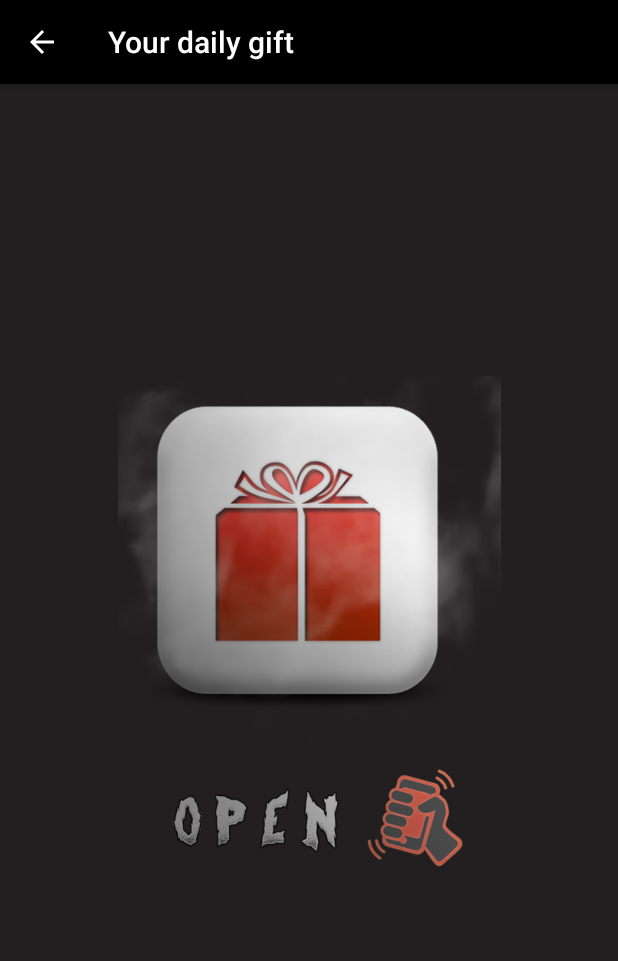
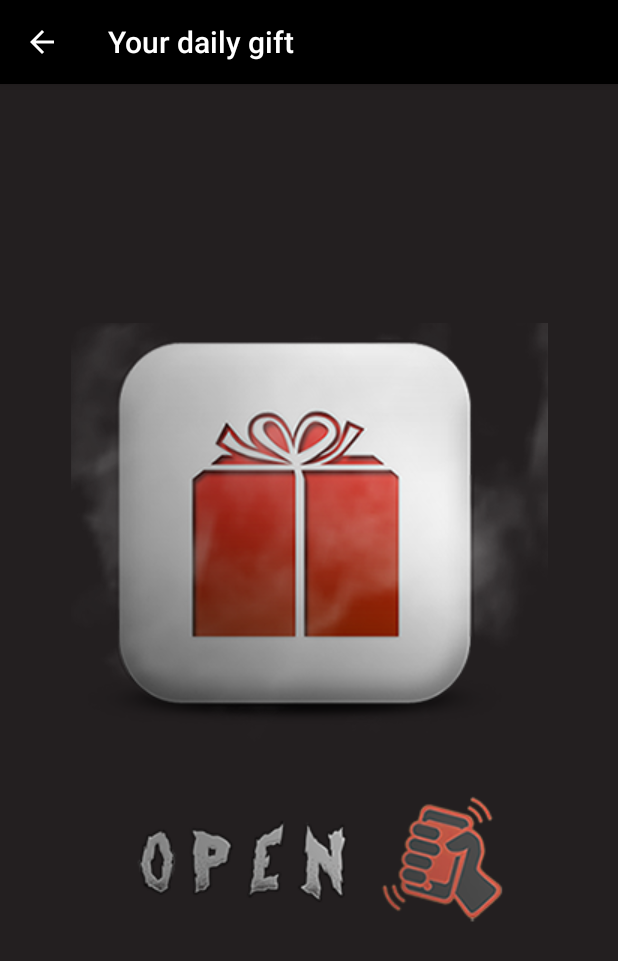
Before and after one commit to bigmonte/NecromancyCompanionApp, an Android app: the RewardActivity screen opened directly, with no data from a screen before it, on a phone screen of 412 x 824 dp. Shown: the top 961 px of the screen. Run offline under Robolectric (Android 15) with nearby library versions, the light colour scheme and no system bars.

Commit message:
opened reward activity added

```diff
--- a/app/src/main/java/com/portalmafia/androidcardgame/MainActivity.java
+++ b/app/src/main/java/com/portalmafia/androidcardgame/MainActivity.java
@@ -238,7 +238,7 @@ public class MainActivity extends Activity {
 
             // set data response to textView
 
-            mResult.setText("status: " + necromancyData.getCoins()+" ok: " + coins);
+           // mResult.setText("status: " + necromancyData.getCoins()+" ok: " + coins);
 
 //            if(progressDialog != null)
 //            {
--- a/app/src/main/java/com/portalmafia/androidcardgame/RewardActivity.java
+++ b/app/src/main/java/com/portalmafia/androidcardgame/RewardActivity.java
@@ -1,15 +1,48 @@
 package com.portalmafia.androidcardgame;
 
+import android.content.Intent;
 import android.support.v7.app.AppCompatActivity;
 import android.os.Bundle;
+import android.view.View;
+import android.widget.Button;
+import android.widget.ImageButton;
+
+import java.util.Objects;
 
 public class RewardActivity extends AppCompatActivity {
+
+    Class[] ActivitiesClass = new Class[1];
+    Intent[] intents = new Intent[1];
+
+    ImageButton openRewardButton;
 
     @Override
     protected void onCreate(Bundle savedInstanceState) {
         super.onCreate(savedInstanceState);
         setContentView(R.layout.activity_reward);
-        getSupportActionBar().setDisplayHomeAsUpEnabled(true);
+        Objects.requireNonNull(getSupportActionBar()).setDisplayHomeAsUpEnabled(true);
 
+        ActivitiesClass[0] = OpenedReward.class;
+
+        openRewardButton = findViewById(R.id.OpenGiftImageButton);
+
+        ButtonActivityListener(openRewardButton, 0);
+    }
+
+    private void ButtonActivityListener(ImageButton button, final int activityIndex)
+    {
+        button.setOnClickListener(new View.OnClickListener() {
+            @Override
+            public void onClick(View v) {
+                ChangeActivity(v,activityIndex );
+            }
+        });
+    }
+
+    public void ChangeActivity(View view, int index)
+    {
+        intents[index] = new Intent();
+        intents[index].setClass(this, ActivitiesClass[index]);
+        startActivity(intents[index]);
     }
 }
--- a/app/src/main/res/layout/activity_reward.xml
+++ b/app/src/main/res/layout/activity_reward.xml
@@ -8,14 +8,15 @@
     android:background="@drawable/background"
     >
 
-    <ImageView
-        android:id="@+id/imageView5"
-        android:layout_width="255dp"
-        android:layout_height="393dp"
+    <ImageButton
+        android:id="@+id/OpenGiftImageButton"
+        android:layout_width="318dp"
+        android:layout_height="449dp"
         android:layout_marginBottom="8dp"
         android:layout_marginEnd="8dp"
         android:layout_marginStart="8dp"
         android:layout_marginTop="8dp"
+        android:background="@null"
         app:layout_constraintBottom_toBottomOf="parent"
         app:layout_constraintEnd_toEndOf="parent"
         app:layout_constraintStart_toStartOf="parent"
```
Also changed, not shown: app/src/main/AndroidManifest.xml (+11 -3 lines), app/src/main/java/com/portalmafia/androidcardgame/OpenedReward.java (added, +13 -0 lines), app/src/main/res/layout/activity_opened_reward.xml (added, +10 -0 lines), app/src/main/res/drawable/opengift.png.
